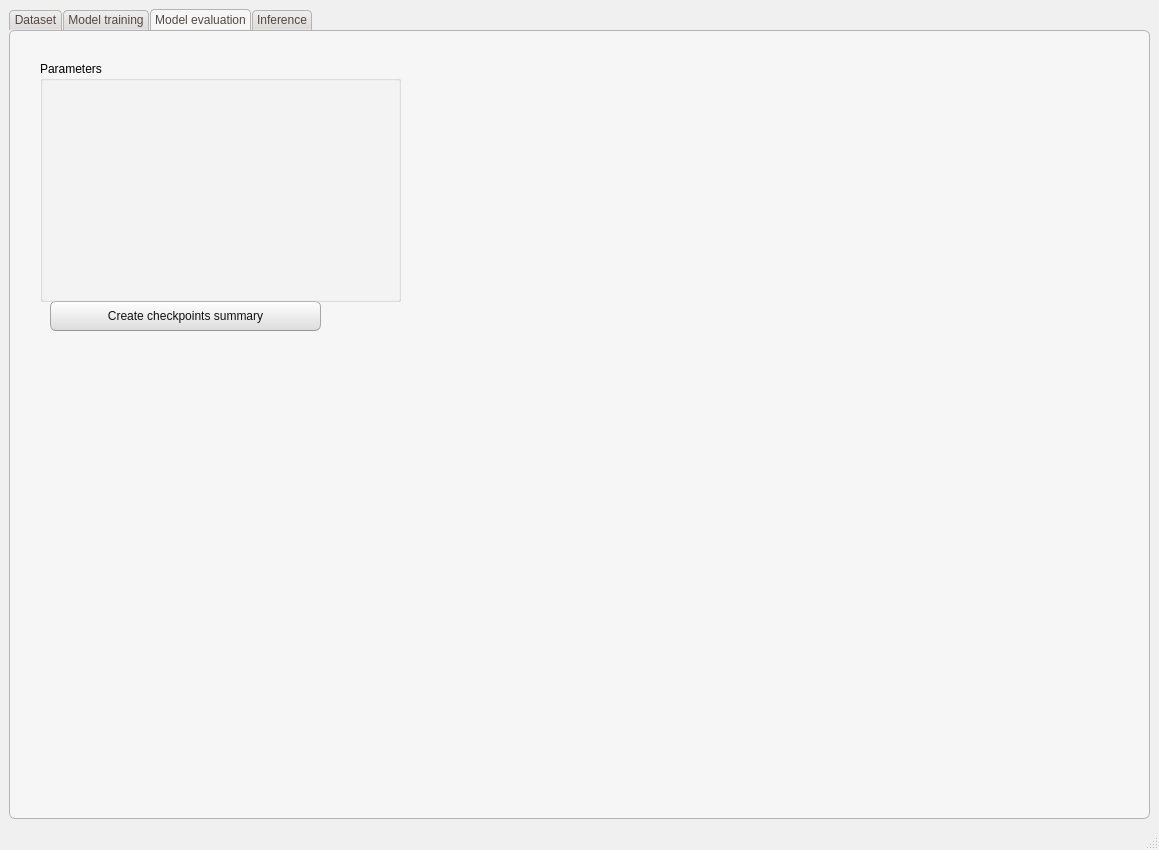
The window that FEXT/commons/interface/layout/window_layout.ui (CTCycle/FEXT-Autoencoder) describes before a commit, drawn with Qt 5.
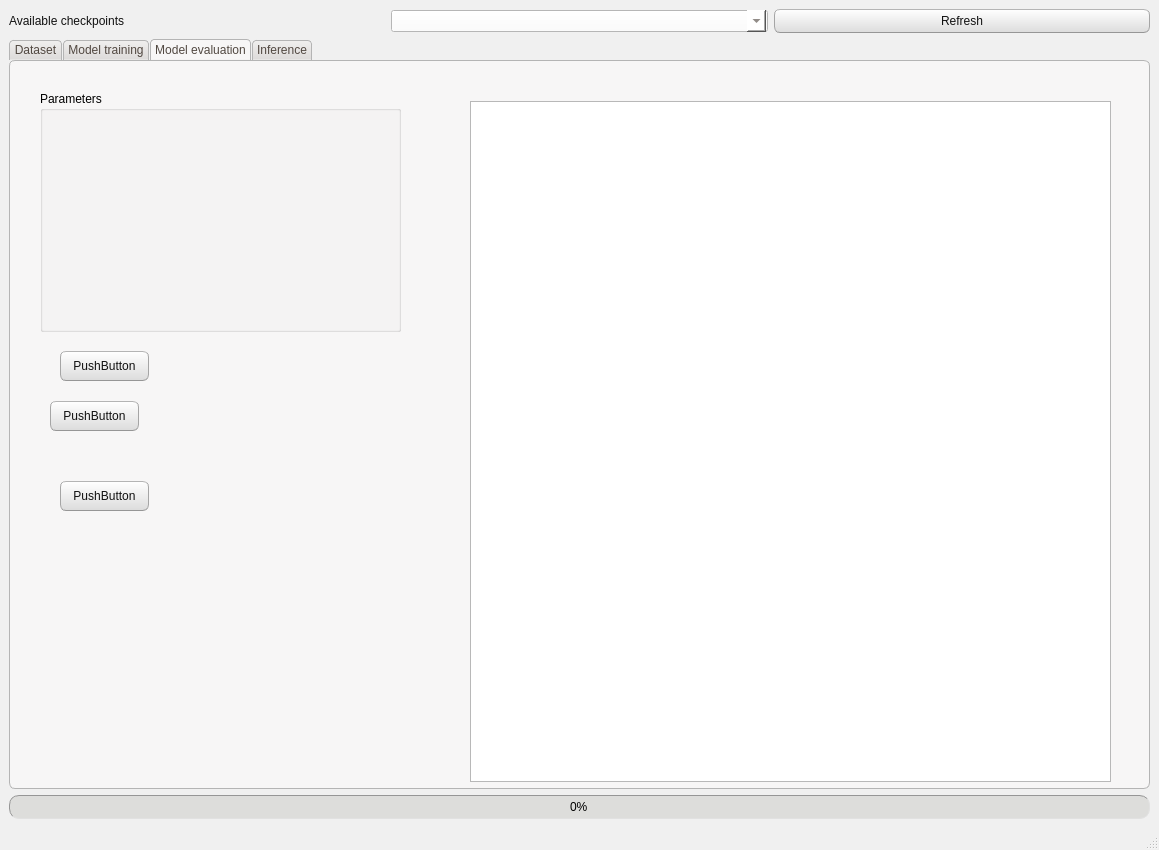
The same window after the commit. The open tabs and pages were chosen to show the change.

Commit message: centralized progress bar, added new canvas, added inference processing

```diff
--- a/FEXT/commons/interface/layout/window_layout.ui
+++ b/FEXT/commons/interface/layout/window_layout.ui
@@ -513,7 +513,7 @@
   </property>
   <widget class="QWidget" name="centralwidget">
    <layout class="QGridLayout" name="gridLayout_3">
-    <item row="0" column="0">
+    <item row="1" column="0">
      <widget class="QTabWidget" name="tabWidget">
       <property name="accessibleName">
        <string/>
@@ -861,27 +861,6 @@
              <string>Session</string>
             </property>
             <layout class="QVBoxLayout" name="verticalLayout_9">
-             <item>
-              <layout class="QHBoxLayout" name="horizontalLayout_20">
-               <item>
-                <widget class="QLabel" name="label_19">
-                 <property name="text">
-                  <string>Available checkpoints</string>
-                 </property>
-                </widget>
-               </item>
-               <item>
-                <widget class="QComboBox" name="checkpointsList"/>
-               </item>
-               <item>
-                <widget class="QPushButton" name="refreshCPList">
-                 <property name="text">
-                  <string>Refresh</string>
-                 </property>
-                </widget>
-               </item>
-              </layout>
-             </item>
              <item>
               <layout class="QHBoxLayout" name="horizontalLayout_10">
                <item>
@@ -1473,17 +1452,53 @@
          <string>Parameters</string>
         </property>
        </widget>
+       <widget class="QGraphicsView" name="modelEvalCanvas">
+        <property name="geometry">
+         <rect>
+          <x>460</x>
+          <y>40</y>
+          <width>641</width>
+          <height>681</height>
+         </rect>
+        </property>
+       </widget>
+       <widget class="QPushButton" name="pushButton">
+        <property name="geometry">
+         <rect>
+          <x>50</x>
+          <y>290</y>
+          <width>89</width>
+          <height>30</height>
+         </rect>
+        </property>
+        <property name="text">
+         <string>PushButton</string>
+        </property>
+       </widget>
        <widget class="QPushButton" name="pushButton_2">
         <property name="geometry">
          <rect>
           <x>40</x>
-          <y>270</y>
-          <width>271</width>
+          <y>340</y>
+          <width>89</width>
           <height>30</height>
          </rect>
         </property>
         <property name="text">
-         <string>Create checkpoints summary</string>
+         <string>PushButton</string>
+        </property>
+       </widget>
+       <widget class="QPushButton" name="pushButton_3">
+        <property name="geometry">
+         <rect>
+          <x>50</x>
+          <y>420</y>
+          <width>89</width>
+          <height>30</height>
+         </rect>
+        </property>
+        <property name="text">
+         <string>PushButton</string>
         </property>
        </widget>
       </widget>
@@ -1507,6 +1522,34 @@
       </widget>
      </widget>
     </item>
+    <item row="0" column="0">
+     <layout class="QHBoxLayout" name="horizontalLayout_20">
+      <item>
+       <widget class="QLabel" name="label_19">
+        <property name="text">
+         <string>Available checkpoints</string>
+        </property>
+       </widget>
+      </item>
+      <item>
+       <widget class="QComboBox" name="checkpointsList"/>
+      </item>
+      <item>
+       <widget class="QPushButton" name="refreshCheckpoints">
+        <property name="text">
+         <string>Refresh</string>
+        </property>
+       </widget>
+      </item>
+     </layout>
+    </item>
+    <item row="2" column="0">
+     <widget class="QProgressBar" name="progressBar">
+      <property name="value">
+       <number>0</number>
+      </property>
+     </widget>
+    </item>
    </layout>
   </widget>
   <widget class="QMenuBar" name="menubar">
```
Left out of the diff: 44 changed lines with no effect on the pictures. The commit also changes 3 other files.
